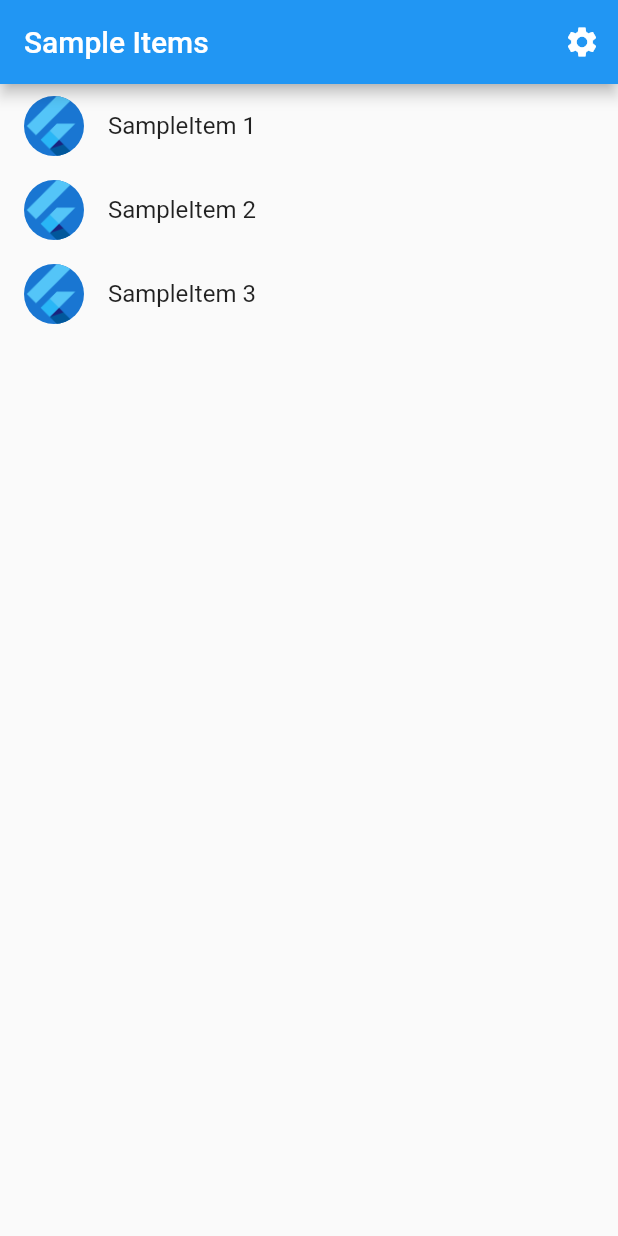
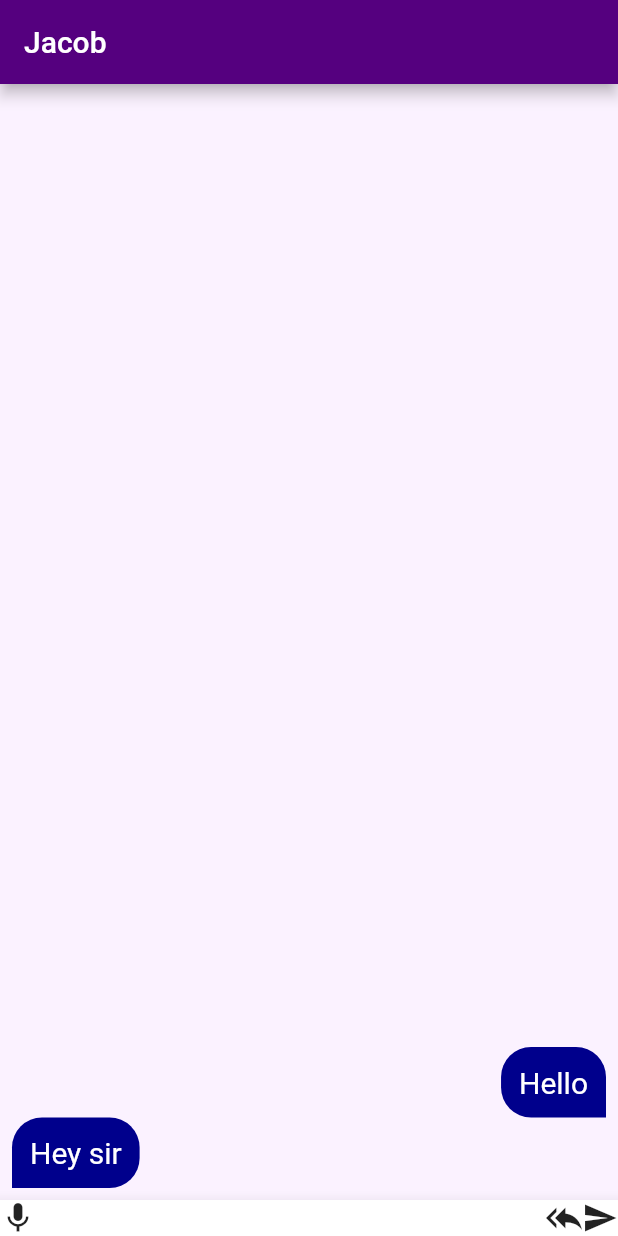
Before and after one commit to root458/Multilingual-Chat, a Flutter app: the screen it shows after launch, on a phone screen of 412 x 824 dp. Run offline on Flutter 3.47's test engine with Material 2 defaults, Android fonts, the phone set to English and light mode, and no system bars; generated files the repository leaves out were written again.

Commit message:
Added Chat View functionalities: Message Box, Message model, Chat View

```diff
--- /dev/null
+++ b/lib/constants/constants.dart
@@ -0,0 +1,5 @@
+import 'package:flutter/cupertino.dart';
+
+Color kMain = const Color(0xff55007f);
+Color kSecondary = const Color(0xfffbf2ff);
+Color kAccent = const Color(0xff00008c);
--- a/lib/src/app.dart
+++ b/lib/src/app.dart
@@ -1,6 +1,7 @@
 import 'package:flutter/material.dart';
 import 'package:flutter_gen/gen_l10n/app_localizations.dart';
 import 'package:flutter_localizations/flutter_localizations.dart';
+import 'package:multilingual_chat/src/chat_page/chat_view.dart';
 
 import 'sample_feature/sample_item_details_view.dart';
 import 'sample_feature/sample_item_list_view.dart';
@@ -30,7 +31,7 @@ class MyApp extends StatelessWidget {
           // MaterialApp to restore the navigation stack when a user leaves and
           // returns to the app after it has been killed while running in the
           // background.
-          restorationScopeId: 'app',
+          restorationScopeId: 'Chat',
 
           // Provide the generated AppLocalizations to the MaterialApp. This
           // allows descendant Widgets to display the correct translations
@@ -73,7 +74,7 @@ class MyApp extends StatelessWidget {
                     return const SampleItemDetailsView();
                   case SampleItemListView.routeName:
                   default:
-                    return const SampleItemListView();
+                    return const ChatView();
                 }
               },
             );
--- /dev/null
+++ b/lib/src/chat_page/chat_view.dart
@@ -0,0 +1,44 @@
+import 'package:flutter/material.dart';
+import 'package:multilingual_chat/constants/constants.dart';
+import 'package:multilingual_chat/src/chat_page/components/message_box.dart';
+import 'package:multilingual_chat/src/chat_page/components/message_model.dart';
+import 'components/appbar_style.dart';
+
+class ChatView extends StatelessWidget {
+  const ChatView({Key? key}) : super(key: key);
+
+  @override
+  Widget build(BuildContext context) {
+    var m1 = const Message(messageText: 'Hello', isMine: true);
+    var m2 = const Message(messageText: 'Hey sir', isMine: false);
+
+
+    return Scaffold(
+      backgroundColor: kSecondary,
+      bottomNavigationBar: BottomAppBar(
+        child: Row(
+            // ignore: prefer_const_literals_to_create_immutables
+            children: [
+              const Icon(Icons.mic),
+              const Spacer(),
+              const Icon(Icons.reply_all),
+              const Icon(Icons.send)
+            ]),
+      ),
+      appBar: AppBar(
+        backgroundColor: kMain,
+        title: const CustomAppBar(),
+      ),
+      body: Padding(
+        padding: const EdgeInsets.all(8.0),
+        child: Column(
+          mainAxisAlignment: MainAxisAlignment.end,
+          children: [
+            MessageBox(message: m1),
+            MessageBox(message: m2)
+          ],
+        ),
+      ),
+    );
+  }
+}
--- /dev/null
+++ b/lib/src/chat_page/components/appbar_style.dart
@@ -0,0 +1,10 @@
+import 'package:flutter/material.dart';
+
+class CustomAppBar extends StatelessWidget {
+  const CustomAppBar({Key? key}) : super(key: key);
+
+  @override
+  Widget build(BuildContext context) {
+    return const Text('Jacob');
+  }
+}
--- /dev/null
+++ b/lib/src/chat_page/components/message_box.dart
@@ -0,0 +1,59 @@
+import 'package:flutter/material.dart';
+import 'package:multilingual_chat/constants/constants.dart';
+import 'package:multilingual_chat/src/chat_page/components/message_model.dart';
+
+class MessageBox extends StatelessWidget {
+  const MessageBox({Key? key, required this.message}) : super(key: key);
+
+  final Message message;
+
+  @override
+  Widget build(BuildContext context) {
+    return Row(
+      mainAxisAlignment:
+          message.isMine ? MainAxisAlignment.end : MainAxisAlignment.start,
+      // ignore: prefer_const_literals_to_create_immutables
+      children: [
+        Flexible(
+          flex: 2,
+          child: Container(
+            child: Padding(
+              padding: const EdgeInsets.all(12.0),
+              child: Text(
+                message.messageText,
+                style: const TextStyle(fontSize: 20.0, color: Colors.white),
+                overflow: TextOverflow.visible,
+              ),
+            ),
+            decoration: _determineDeco(message),
+          ),
+        ),
+        const Flexible(flex: 1, child: Text(''))
+      ],
+    );
+  }
+
+  BoxDecoration _determineDeco(Message message) {
+    if (message.isMine) {
+      return BoxDecoration(
+        color: kAccent,
+        borderRadius: const BorderRadius.only(
+          topLeft: Radius.circular(20.0),
+          topRight: Radius.circular(20.0),
+          bottomLeft: Radius.circular(20.0),
+          bottomRight: Radius.zero,
+        ),
+      );
+    } else {
+      return BoxDecoration(
+        color: kAccent,
+        borderRadius: const BorderRadius.only(
+          topLeft: Radius.circular(20.0),
+          topRight: Radius.circular(20.0),
+          bottomLeft: Radius.zero,
+          bottomRight: Radius.circular(20.0),
+        ),
+      );
+    }
+  }
+}
--- /dev/null
+++ b/lib/src/chat_page/components/message_model.dart
@@ -0,0 +1,8 @@
+
+
+class Message {
+  const Message({required this.messageText, required this.isMine});
+
+  final String messageText;
+  final bool isMine;
+}
```
